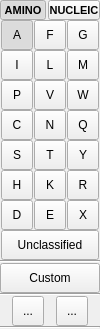
KevKeating/sketcher, file src/schrodinger/sketcher/ui/monomer_tool_widget.ui: the form before one commit.
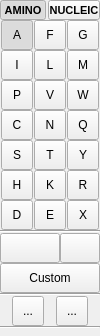
The form after the commit. Icons and pictures are not drawn. Custom widgets are drawn as their Qt base class.

What changed in the file:
```diff
--- a/src/schrodinger/sketcher/ui/monomer_tool_widget.ui
+++ b/src/schrodinger/sketcher/ui/monomer_tool_widget.ui
@@ -7,7 +7,7 @@
     <x>0</x>
     <y>0</y>
     <width>100</width>
-    <height>326</height>
+    <height>336</height>
    </rect>
   </property>
   <property name="windowTitle">
@@ -425,37 +425,6 @@
          </attribute>
         </widget>
        </item>
-       <item row="9" column="0" colspan="3">
-        <widget class="schrodinger::sketcher::ModularToolButton" name="na_unclassified_btn">
-         <property name="sizePolicy">
-          <sizepolicy hsizetype="MinimumExpanding" vsizetype="Fixed">
-           <horstretch>0</horstretch>
-           <verstretch>0</verstretch>
-          </sizepolicy>
-         </property>
-         <property name="minimumSize">
-          <size>
-           <width>0</width>
-           <height>30</height>
-          </size>
-         </property>
-         <property name="maximumSize">
-          <size>
-           <width>16777215</width>
-           <height>32</height>
-          </size>
-         </property>
-         <property name="text">
-          <string>Unclassified</string>
-         </property>
-         <property name="checkable">
-          <bool>true</bool>
-         </property>
-         <attribute name="buttonGroup">
-          <string notr="true">nucleic_monomer_group</string>
-         </attribute>
-        </widget>
-       </item>
        <item row="10" column="0">
         <spacer name="verticalSpacer_4">
          <property name="orientation">
@@ -581,37 +550,6 @@
        <property name="spacing">
         <number>0</number>
        </property>
-       <item row="7" column="0" colspan="3">
-        <widget class="schrodinger::sketcher::ModularToolButton" name="aa_unclassified_btn">
-         <property name="sizePolicy">
-          <sizepolicy hsizetype="MinimumExpanding" vsizetype="Fixed">
-           <horstretch>0</horstretch>
-           <verstretch>0</verstretch>
-          </sizepolicy>
-         </property>
-         <property name="minimumSize">
-          <size>
-           <width>0</width>
-           <height>30</height>
-          </size>
-         </property>
-         <property name="maximumSize">
-          <size>
-           <width>16777215</width>
-           <height>32</height>
-          </size>
-         </property>
-         <property name="text">
-          <string>Unclassified</string>
-         </property>
-         <property name="checkable">
-          <bool>true</bool>
-         </property>
-         <attribute name="buttonGroup">
-          <string notr="true">amino_monomer_group</string>
-         </attribute>
-        </widget>
-       </item>
        <item row="0" column="1">
         <widget class="schrodinger::sketcher::ModularToolButton" name="phe_btn">
          <property name="minimumSize">
@@ -736,7 +674,7 @@
          </attribute>
         </widget>
        </item>
-       <item row="8" column="0">
+       <item row="7" column="0">
         <spacer name="verticalSpacer">
          <property name="orientation">
           <enum>Qt::Orientation::Vertical</enum>
@@ -1290,6 +1228,70 @@
      </property>
     </widget>
    </item>
+   <item>
+    <layout class="QHBoxLayout" name="monomer_db_layout">
+     <property name="spacing">
+      <number>0</number>
+     </property>
+     <item>
+      <widget class="schrodinger::sketcher::MonomerDatabaseLastUsedButton" name="monomer_db_last_used_btn">
+       <property name="sizePolicy">
+        <sizepolicy hsizetype="Ignored" vsizetype="Fixed">
+         <horstretch>0</horstretch>
+         <verstretch>0</verstretch>
+        </sizepolicy>
+       </property>
+       <property name="minimumSize">
+        <size>
+         <width>0</width>
+         <height>30</height>
+        </size>
+       </property>
+       <property name="maximumSize">
+        <size>
+         <width>16777215</width>
+         <height>32</height>
+        </size>
+       </property>
+      </widget>
+     </item>
+     <item>
+      <widget class="schrodinger::sketcher::ToolButtonWithPopup" name="monomer_db_btn">
+       <property name="sizePolicy">
+        <sizepolicy hsizetype="Fixed" vsizetype="Fixed">
+         <horstretch>0</horstretch>
+         <verstretch>0</verstretch>
+        </sizepolicy>
+       </property>
+       <property name="minimumSize">
+        <size>
+         <width>40</width>
+         <height>30</height>
+        </size>
+       </property>
+       <property name="maximumSize">
+        <size>
+         <width>40</width>
+         <height>32</height>
+        </size>
+       </property>
+       <property name="toolTip">
+        <string>Search the monomer database</string>
+       </property>
+       <property name="icon">
+        <iconset resource="../sketcher.qrc">
+         <normaloff>:/icons/monomer_db.svg</normaloff>:/icons/monomer_db.svg</iconset>
+       </property>
+       <property name="iconSize">
+        <size>
+         <width>20</width>
+         <height>20</height>
+        </size>
+       </property>
+      </widget>
+     </item>
+    </layout>
+   </item>
    <item>
     <widget class="schrodinger::sketcher::CustomMonomerButton" name="custom_monomer_btn">
      <property name="sizePolicy">
@@ -1492,6 +1494,11 @@
    <extends>QToolButton</extends>
    <header>schrodinger/sketcher/widget/tool_button_with_popup.h</header>
   </customwidget>
+  <customwidget>
+   <class>schrodinger::sketcher::MonomerDatabaseLastUsedButton</class>
+   <extends>QToolButton</extends>
+   <header>schrodinger/sketcher/widget/monomer_database_last_used_button.h</header>
+  </customwidget>
   <customwidget>
    <class>schrodinger::sketcher::AminoOrNucleicToggleButton</class>
    <extends>QToolButton</extends>
```
